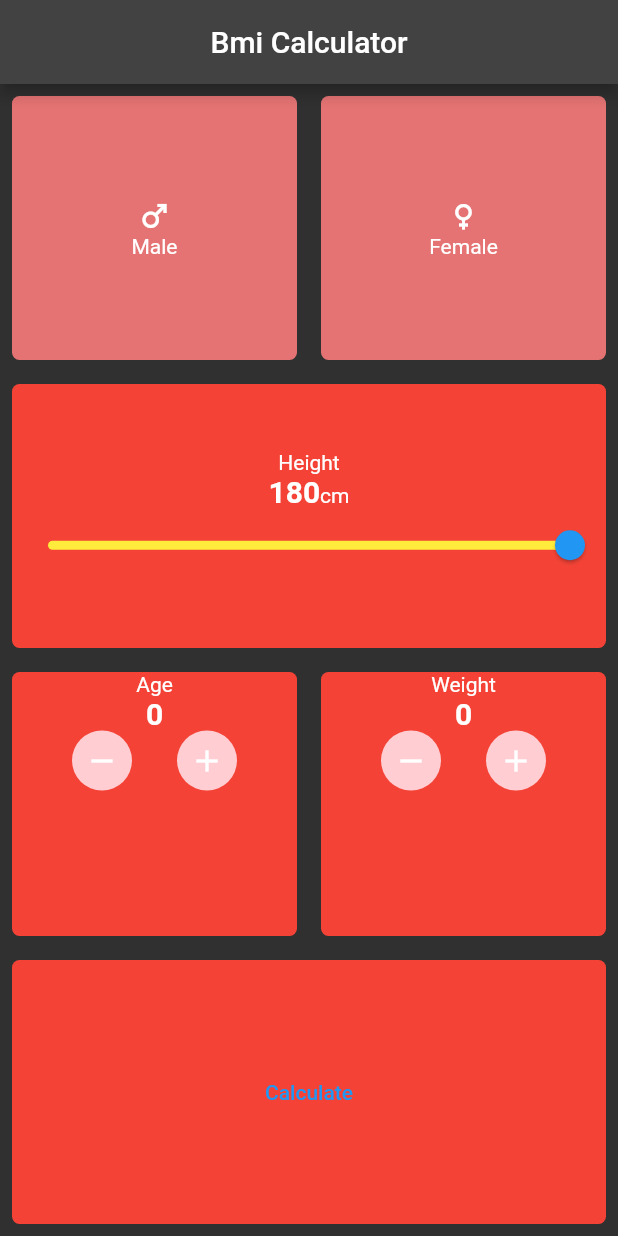
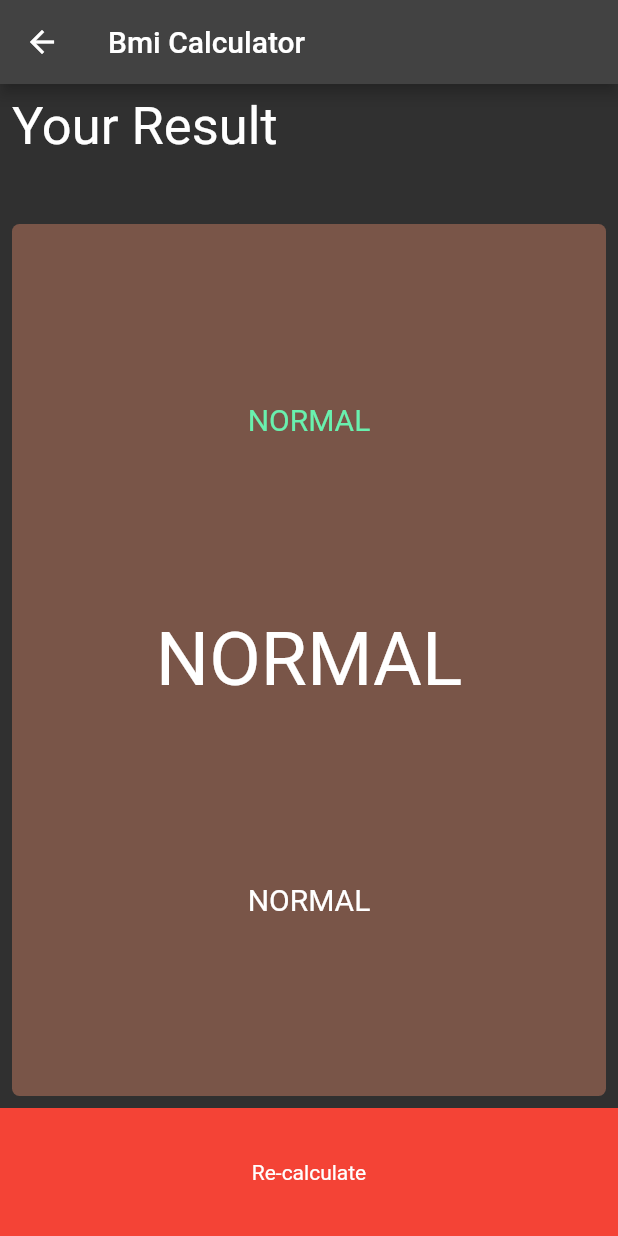
Before and after one commit to Rajpreetchauhan/Bmi-Calculator-, a Flutter app: the screen it shows after launch, after a tap on "Calculate", on a phone screen of 412 x 824 dp. Run offline on Flutter 3.47's test engine with Material 2 defaults, Android fonts, the phone set to English and light mode, and no system bars.

Commit message:
calculate function remaining

```diff
--- a/lib/ResultScreen.dart
+++ b/lib/ResultScreen.dart
@@ -0,0 +1,72 @@
+import 'package:flutter/material.dart';
+
+class ResultScreen extends StatefulWidget {
+  ResultScreen({Key? key}) : super(key: key);
+
+  @override
+  State<ResultScreen> createState() => _ResultScreenState();
+}
+
+class _ResultScreenState extends State<ResultScreen> {
+  @override
+  Widget build(BuildContext context) {
+    return Scaffold(
+      appBar: AppBar(title: Text("Bmi Calculator")),
+      body: Column(
+        crossAxisAlignment: CrossAxisAlignment.stretch,
+        children: [
+          Expanded(
+            flex: 1,
+            child: Padding(
+              padding: EdgeInsets.all(8.0),
+              child: Text(
+                "Your Result",
+                style: TextStyle(fontSize: 35),
+              ),
+            ),
+          ),
+          Expanded(
+            flex: 7,
+            child: Padding(
+              padding: EdgeInsets.all(8.0),
+              child: Container(
+                decoration: BoxDecoration(
+                    borderRadius: BorderRadius.circular(5),
+                    color: Colors.brown),
+                child: Column(
+                  mainAxisAlignment: MainAxisAlignment.spaceEvenly,
+                  children: [
+                    Text(
+                      "NORMAL",
+                      style: TextStyle(color: Colors.greenAccent, fontSize: 20),
+                    ),
+                    Text(
+                      "NORMAL",
+                      style: TextStyle(fontSize: 50),
+                    ),
+                    Text(
+                      "NORMAL",
+                      style: TextStyle(fontSize: 20),
+                    ),
+                  ],
+                ),
+              ),
+            ),
+          ),
+          Expanded(
+            flex: 1,
+            child: GestureDetector(
+              onTap: () {
+                Navigator.pop(context);
+              },
+              child: Container(
+                color: Colors.red,
+                child: Center(child: Text("Re-calculate")),
+              ),
+            ),
+          )
+        ],
+      ),
+    );
+  }
+}
--- a/lib/main.dart
+++ b/lib/main.dart
@@ -1,3 +1,4 @@
+import 'package:bmi_calculator/ResultScreen.dart';
 import 'package:flutter/material.dart';
 
 import 'constants.dart';
@@ -15,16 +16,26 @@ class MyApp extends StatefulWidget {
 }
 
 class _MyAppState extends State<MyApp> {
+  @override
+  Widget build(BuildContext context) {
+    return MaterialApp(theme: ThemeData.dark(), home: HomeScreen());
+  }
+}
+
+class HomeScreen extends StatefulWidget {
+  const HomeScreen({Key? key}) : super(key: key);
+
+  @override
+  State<HomeScreen> createState() => _HomeScreenState();
+}
+
+class _HomeScreenState extends State<HomeScreen> {
   int? Genderselect;
-
   double Slidervalue = 180;
-  // This widget is the root of your application.
 
   @override
   Widget build(BuildContext context) {
-    return MaterialApp(
-      theme: ThemeData.dark(),
-      home: SafeArea(
+    return SafeArea(
       child: Scaffold(
         appBar: AppBar(
           title: Center(child: Text("Bmi Calculator")),
@@ -119,14 +130,18 @@ class _MyAppState extends State<MyApp> {
                       color: Colors.red,
                       borderRadius: BorderRadius.circular(5)),
                   child: TextButton(
-                      onPressed: () {},
+                    onPressed: () {
+                      Navigator.push(context,
+                          MaterialPageRoute(builder: (context) {
+                        return ResultScreen();
+                      }));
+                    },
                     child: Text("Calculate"),
                   ),
                 ),
               ),
             ),
           ],
-          ),
         ),
       ),
     );
```
Lines whose indentation alone changed are shown as unchanged.
